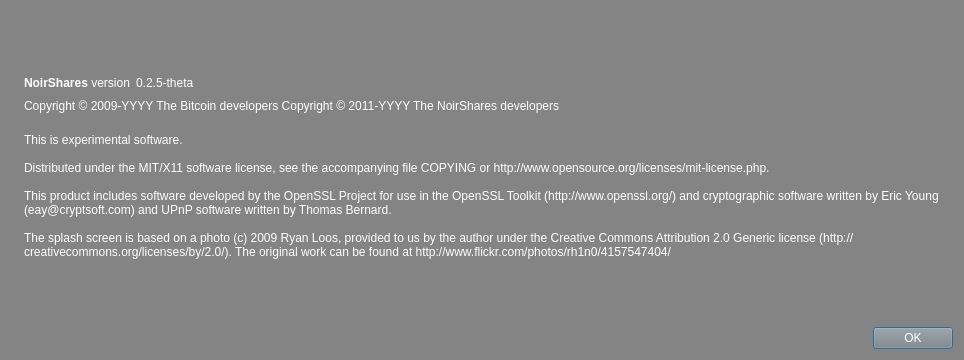
Qt form src/qt/forms/aboutdialog.ui (NoirX/NoirShares-v2-old) before a commit.
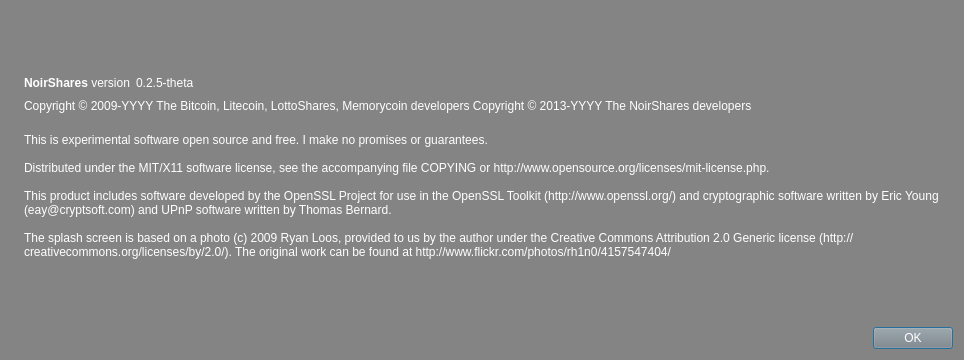
The same form after that commit. Icons and pictures are not drawn.

```diff
--- a/src/qt/forms/aboutdialog.ui
+++ b/src/qt/forms/aboutdialog.ui
@@ -95,8 +95,8 @@
         <cursorShape>IBeamCursor</cursorShape>
        </property>
        <property name="text">
-        <string notr="true">Copyright &amp;copy; 2009-YYYY The Bitcoin developers
-Copyright &amp;copy; 2011-YYYY The NoirShares developers</string>
+        <string notr="true">Copyright &amp;copy; 2009-YYYY The Bitcoin, Litecoin, LottoShares, Memorycoin developers
+Copyright &amp;copy; 2013-YYYY The NoirShares developers</string>
        </property>
        <property name="textFormat">
         <enum>Qt::RichText</enum>
@@ -113,7 +113,7 @@
        </property>
        <property name="text">
         <string>
-This is experimental software.
+This is experimental software open source and free. I make no promises or guarantees.
 
 Distributed under the MIT/X11 software license, see the accompanying file COPYING or http://www.opensource.org/licenses/mit-license.php.
 
```
